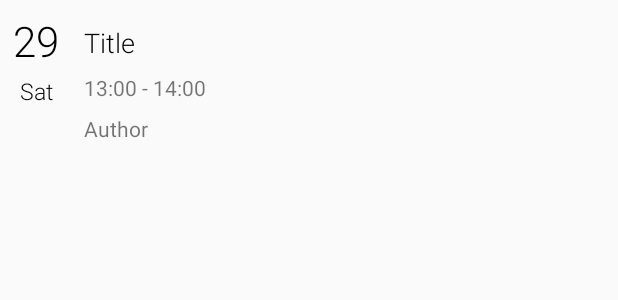
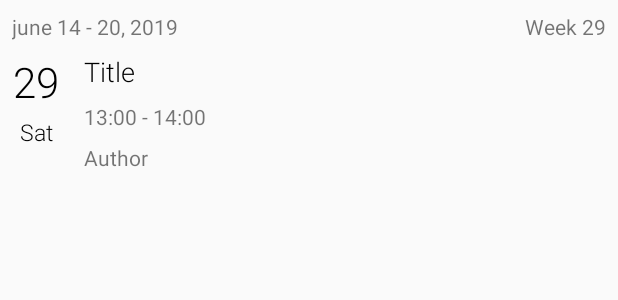
Before and after one commit to Raz28/calendar-android, an Android app: the layout event_item.xml on its own in the app's theme, with its tools: preview values and no code run, on a phone screen of 412 x 824 dp. Shown: the top 300 px of the screen. Run offline under Robolectric (Android 15) with nearby library versions, the phone set to English and light mode, and no system bars; network calls fail.

Commit message:
show all days in events list

```diff
--- a/app/src/main/java/com/gsv28rus/calendar/event/EventRepository.kt
+++ b/app/src/main/java/com/gsv28rus/calendar/event/EventRepository.kt
@@ -4,5 +4,5 @@ import io.reactivex.Single
 
 interface EventRepository {
     fun getAll(): Single<List<Event>>
-    fun getMockEvents(): Single<List<Event>>
+    fun getMockEvents():  Single<List<Event>>
 }
--- a/app/src/main/res/layout/event_item.xml
+++ b/app/src/main/res/layout/event_item.xml
@@ -4,16 +4,41 @@
     xmlns:tools="http://schemas.android.com/tools">
 
     <data>
-
+        <import type="android.view.View"/>
         <variable
-            name="event"
-            type="com.gsv28rus.calendar.event.Event" />
+            name="eventDay"
+            type="com.gsv28rus.calendar.event.EventDay" />
     </data>
 
     <androidx.constraintlayout.widget.ConstraintLayout
         android:layout_width="match_parent"
-        android:layout_height="wrap_content"
-        android:orientation="vertical">
+        android:layout_height="wrap_content">
+
+        <TextView
+            android:id="@+id/dateTitle"
+            android:layout_width="0dp"
+            android:layout_height="wrap_content"
+            android:layout_marginStart="8dp"
+            android:layout_marginTop="8dp"
+            android:text="@{eventDay.weekTitle}"
+            android:visibility="@{eventDay.beginningWeek ? View.VISIBLE : View.GONE}"
+            app:layout_constraintStart_toStartOf="parent"
+            app:layout_constraintTop_toTopOf="parent"
+            tools:text="june 14 - 20, 2019"
+            tools:visibility="visible" />
+
+        <TextView
+            android:id="@+id/weekIndex"
+            android:layout_width="0dp"
+            android:layout_height="wrap_content"
+            android:layout_marginStart="8dp"
+            android:layout_marginTop="8dp"
+            android:layout_marginEnd="8dp"
+            android:visibility="@{eventDay.beginningWeek ? View.VISIBLE : View.GONE}"
+            android:text="@{@string/week_index(eventDay.indexWeek)}"
+            app:layout_constraintEnd_toEndOf="parent"
+            app:layout_constraintTop_toTopOf="parent"
+            tools:text="Week 29" />
 
         <TextView
             android:id="@+id/dayOfMonth"
@@ -23,10 +48,10 @@
             android:layout_marginTop="8dp"
             android:gravity="center"
             android:minWidth="32dp"
-            android:text="@{event.dayOfMouth}"
+            android:text="@{eventDay.dayOfMouth}"
             android:textAppearance="@style/CalendarTheme.TextAppearance.Largest"
             app:layout_constraintStart_toStartOf="parent"
-            app:layout_constraintTop_toTopOf="parent"
+            app:layout_constraintTop_toBottomOf="@+id/dateTitle"
             tools:text="29" />
 
         <TextView
@@ -36,7 +61,7 @@
             android:layout_marginTop="4dp"
             android:layout_marginBottom="8dp"
             android:gravity="center"
-            android:text="@{event.dayOfWeek}"
+            android:text="@{eventDay.dayOfWeek}"
             android:textAppearance="@style/CalendarTheme.TextAppearance.Medium"
             app:layout_constraintBottom_toBottomOf="parent"
             app:layout_constraintEnd_toEndOf="@+id/dayOfMonth"
@@ -55,7 +80,8 @@
             app:layout_constraintEnd_toEndOf="parent"
             app:layout_constraintHorizontal_bias="0.0"
             app:layout_constraintStart_toEndOf="@+id/dayOfMonth"
-            app:layout_constraintTop_toTopOf="@+id/dayOfMonth">
+            app:layout_constraintTop_toBottomOf="@+id/dateTitle"
+            tools:visibility="visible">
 
             <TextView
                 android:id="@+id/title"
@@ -64,7 +90,7 @@
                 android:layout_marginStart="8dp"
                 android:layout_marginTop="8dp"
                 android:layout_marginBottom="8dp"
-                android:text="@{event.title}"
+                android:text="@{eventDay.withEvents ? eventDay.event.title : @string/no_events}"
                 android:textAppearance="@style/CalendarTheme.TextAppearance.Large"
                 app:layout_constraintBottom_toTopOf="@+id/time"
                 app:layout_constraintStart_toStartOf="parent"
@@ -77,12 +103,13 @@
                 android:layout_height="wrap_content"
                 android:layout_marginStart="8dp"
                 android:layout_marginBottom="8dp"
-                android:text="@{event.period}"
-                android:visibility="visible"
+                android:text="@{eventDay.event.period}"
+                android:visibility="@{eventDay.withEvents ? View.VISIBLE : View.GONE}"
                 app:layout_constraintBottom_toTopOf="@+id/who"
                 app:layout_constraintStart_toStartOf="parent"
                 app:layout_constraintTop_toBottomOf="@+id/title"
-                tools:text="13:00 - 14:00" />
+                tools:text="13:00 - 14:00"
+                tools:visibility="visible" />
 
             <TextView
                 android:id="@+id/who"
@@ -90,12 +117,13 @@
                 android:layout_height="wrap_content"
                 android:layout_marginStart="8dp"
                 android:layout_marginBottom="8dp"
-                android:text="@{event.who}"
-                android:visibility="visible"
+                android:text="@{eventDay.event.who}"
+                android:visibility="@{eventDay.withEvents ? View.VISIBLE : View.GONE}"
                 app:layout_constraintBottom_toBottomOf="parent"
                 app:layout_constraintStart_toStartOf="parent"
                 app:layout_constraintTop_toBottomOf="@+id/time"
-                tools:text="Author" />
+                tools:text="Author"
+                tools:visibility="visible" />
 
 
         </androidx.constraintlayout.widget.ConstraintLayout>
--- a/app/src/main/res/values/strings.xml
+++ b/app/src/main/res/values/strings.xml
@@ -1,3 +1,5 @@
 <resources>
     <string name="app_name">Calendar App</string>
+    <string name="no_events">No events</string>
+    <string name="week_index">%1$d week</string>
 </resources>
```
Also changed, not shown: app/src/main/java/com/gsv28rus/calendar/event/Event.kt (+4 -11 lines), app/src/main/java/com/gsv28rus/calendar/event/EventAdapter.kt (+4 -5 lines), app/src/main/java/com/gsv28rus/calendar/event/EventDay.kt (added, +42 -0 lines), app/src/main/java/com/gsv28rus/calendar/event/EventViewModel.kt (+29 -4 lines), app/src/main/java/com/gsv28rus/calendar/event/PeriodEvent.kt (deleted, +0 -8 lines).
